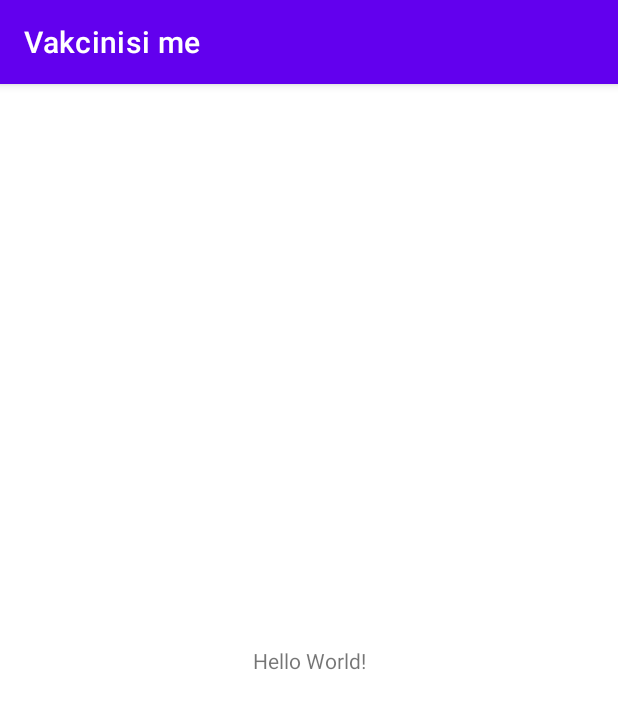
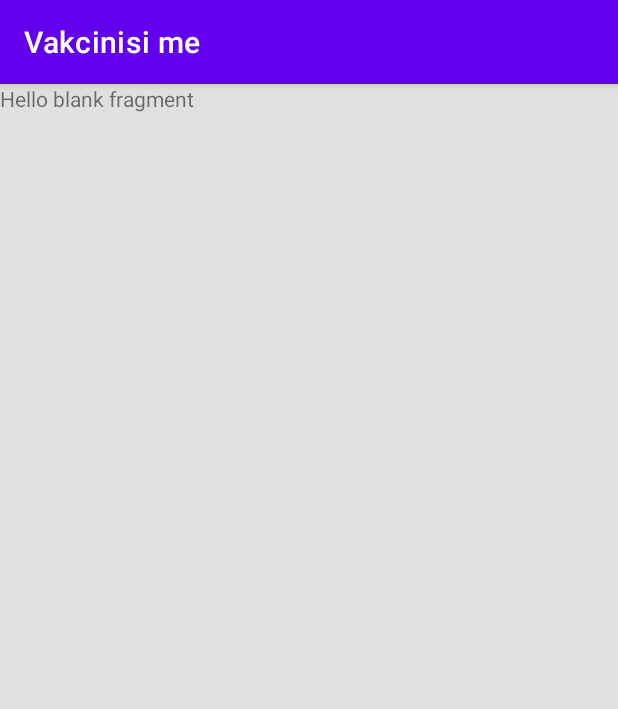
Before and after one commit to KenanSitarevic/VakcinisiMe, an Android app: the screen it shows after launch (MainActivity), on a phone screen of 412 x 824 dp. Shown: the top 709 px of the screen. Run offline under Robolectric (Android 15) with nearby library versions, the phone set to English and light mode, and no system bars; our stand-ins replace data binding.

Commit message:
prva nedovrsena pegla

```diff
--- a/app/build.gradle
+++ b/app/build.gradle
@@ -1,7 +1,15 @@
-plugins {
-    id 'com.android.application'
-    id 'kotlin-android'
-}
+
+//plugins {
+
+  //  id 'com.android.application'
+  //  id 'kotlin-android'
+  //  id 'kotlin-kapt'
+
+//}
+
+apply plugin: 'com.android.application'
+apply plugin: 'kotlin-android'
+apply plugin: 'kotlin-kapt'
 
 android {
     compileSdkVersion 30
@@ -30,6 +38,9 @@ android {
     kotlinOptions {
         jvmTarget = '1.8'
     }
+    buildFeatures {
+        dataBinding true
+    }
 }
 
 dependencies {
@@ -39,7 +50,10 @@ dependencies {
     implementation 'androidx.appcompat:appcompat:1.2.0'
     implementation 'com.google.android.material:material:1.3.0'
     implementation 'androidx.constraintlayout:constraintlayout:2.0.4'
+    implementation 'androidx.legacy:legacy-support-v4:1.0.0'
     testImplementation 'junit:junit:4.+'
     androidTestImplementation 'androidx.test.ext:junit:1.1.2'
     androidTestImplementation 'androidx.test.espresso:espresso-core:3.3.0'
+    //kapt("groupId:artifactId:version")
+
 }
--- a/app/src/main/java/com/example/vakcinisime/MainActivity.kt
+++ b/app/src/main/java/com/example/vakcinisime/MainActivity.kt
@@ -2,10 +2,17 @@ package com.example.vakcinisime
 
 import androidx.appcompat.app.AppCompatActivity
 import android.os.Bundle
+import androidx.databinding.DataBindingUtil
+import com.example.vakcinisime.databinding.ActivityMainBinding
+
 
 class MainActivity : AppCompatActivity() {
+    private lateinit var binding: ActivityMainBinding
+
     override fun onCreate(savedInstanceState: Bundle?) {
         super.onCreate(savedInstanceState)
-        setContentView(R.layout.activity_main)
+
+        binding = DataBindingUtil.setContentView(this, R.layout.activity_main)
+
     }
 }
--- /dev/null
+++ b/app/src/main/java/com/example/vakcinisime/StartFragment.kt
@@ -0,0 +1,20 @@
+package com.example.vakcinisime
+
+import android.os.Bundle
+import androidx.fragment.app.Fragment
+import android.view.LayoutInflater
+import android.view.View
+import android.view.ViewGroup
+import androidx.databinding.DataBindingUtil
+import com.example.vakcinisime.databinding.FragmentStartBinding
+
+
+class StartFragment : Fragment() {
+    override fun onCreateView(inflater: LayoutInflater, container: ViewGroup?,
+                              savedInstanceState: Bundle?): View? {
+        val binding = DataBindingUtil.inflate<FragmentStartBinding>(layoutInflater, R.layout.fragment_start, container, false)
+        return binding.root
+    }
+
+
+}
--- a/app/src/main/res/layout/activity_main.xml
+++ b/app/src/main/res/layout/activity_main.xml
@@ -1,18 +1,26 @@
 <?xml version="1.0" encoding="utf-8"?>
-<androidx.constraintlayout.widget.ConstraintLayout xmlns:android="http://schemas.android.com/apk/res/android"
+
+<layout xmlns:android="http://schemas.android.com/apk/res/android"
     xmlns:app="http://schemas.android.com/apk/res-auto"
-    xmlns:tools="http://schemas.android.com/tools"
-    android:layout_width="match_parent"
-    android:layout_height="match_parent"
-    tools:context=".MainActivity">
+    xmlns:tools="http://schemas.android.com/tools">
 
-    <TextView
-        android:layout_width="wrap_content"
-        android:layout_height="wrap_content"
-        android:text="Hello World!"
-        app:layout_constraintBottom_toBottomOf="parent"
-        app:layout_constraintLeft_toLeftOf="parent"
-        app:layout_constraintRight_toRightOf="parent"
-        app:layout_constraintTop_toTopOf="parent" />
+    <data>
 
-</androidx.constraintlayout.widget.ConstraintLayout>
+    </data>
+
+    <LinearLayout
+        android:layout_width="match_parent"
+        android:layout_height="match_parent"
+        android:background="?attr/colorControlHighlight"
+        android:orientation="vertical">
+
+        <fragment
+            android:id="@+id/startFragment"
+            android:name="com.example.vakcinisime.StartFragment"
+            android:layout_width="match_parent"
+            android:layout_height="match_parent" />
+
+
+    </LinearLayout>
+
+</layout>
--- /dev/null
+++ b/app/src/main/res/layout/fragment_start.xml
@@ -0,0 +1,17 @@
+<?xml version="1.0" encoding="utf-8"?>
+
+<layout xmlns:android="http://schemas.android.com/apk/res/android"
+    xmlns:tools="http://schemas.android.com/tools">
+    <FrameLayout
+        android:layout_width="match_parent"
+        android:layout_height="match_parent"
+        tools:context=".StartFragment">
+
+        <!-- TODO: Update blank fragment layout -->
+        <TextView
+            android:layout_width="match_parent"
+            android:layout_height="match_parent"
+            android:text="@string/hello_blank_fragment" />
+
+    </FrameLayout>
+</layout>
--- a/app/src/main/res/values/strings.xml
+++ b/app/src/main/res/values/strings.xml
@@ -1,3 +1,5 @@
 <resources>
     <string name="app_name">Vakcinisi me</string>
+    <!-- TODO: Remove or change this placeholder text -->
+    <string name="hello_blank_fragment">Hello blank fragment</string>
 </resources>
```
Also changed, not shown: gradle/wrapper/gradle-wrapper.properties, 2 other files.
